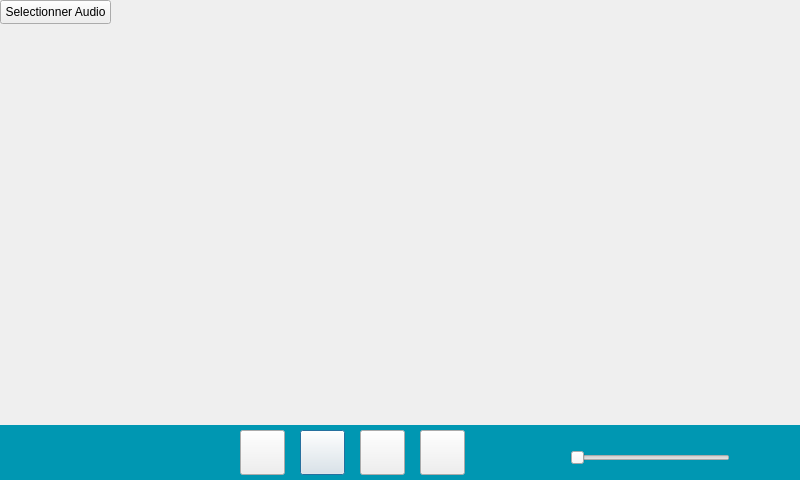
Before: the Qt Designer form InterfaceEleve/interfaceaudio.ui in Sam-Depardieu/Labo-de-langue, drawn with Qt 5.
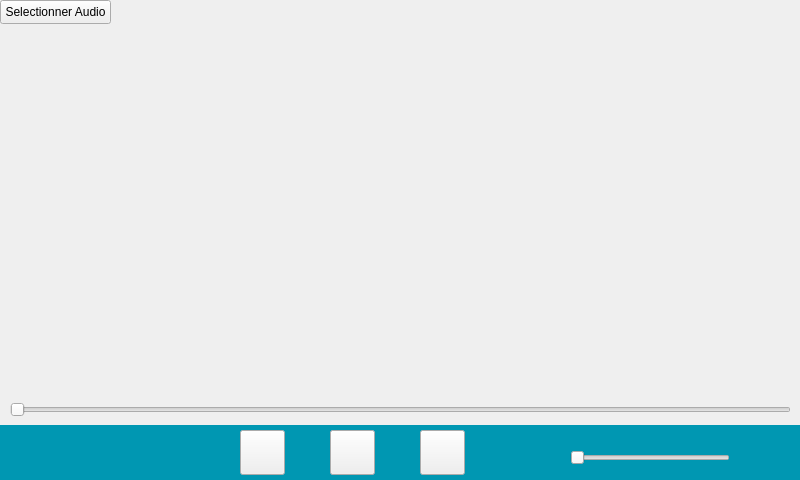
After: the same form once the commit is applied.

```diff
--- a/InterfaceEleve/interfaceaudio.ui
+++ b/InterfaceEleve/interfaceaudio.ui
@@ -16,7 +16,7 @@
   <widget class="QPushButton" name="pushButton_Play">
    <property name="geometry">
     <rect>
-     <x>300</x>
+     <x>330</x>
      <y>430</y>
      <width>45</width>
      <height>45</height>
@@ -55,7 +55,7 @@
   <widget class="QPushButton" name="pushButton_Pause">
    <property name="geometry">
     <rect>
-     <x>360</x>
+     <x>330</x>
      <y>430</y>
      <width>45</width>
      <height>45</height>
@@ -84,7 +84,7 @@
      <x>9</x>
      <y>30</y>
      <width>781</width>
-     <height>391</height>
+     <height>371</height>
     </rect>
    </property>
    <layout class="QHBoxLayout" name="horizontalLayout"/>
@@ -124,6 +124,19 @@
     <string/>
    </property>
   </widget>
+  <widget class="QSlider" name="horizontalSlider">
+   <property name="geometry">
+    <rect>
+     <x>10</x>
+     <y>400</y>
+     <width>781</width>
+     <height>20</height>
+    </rect>
+   </property>
+   <property name="orientation">
+    <enum>Qt::Horizontal</enum>
+   </property>
+  </widget>
   <zorder>pushButton_2</zorder>
   <zorder>pushButton_Play</zorder>
   <zorder>pushButton_Avant</zorder>
```
Left out of the diff: 1 changed line with no effect on the pictures.
